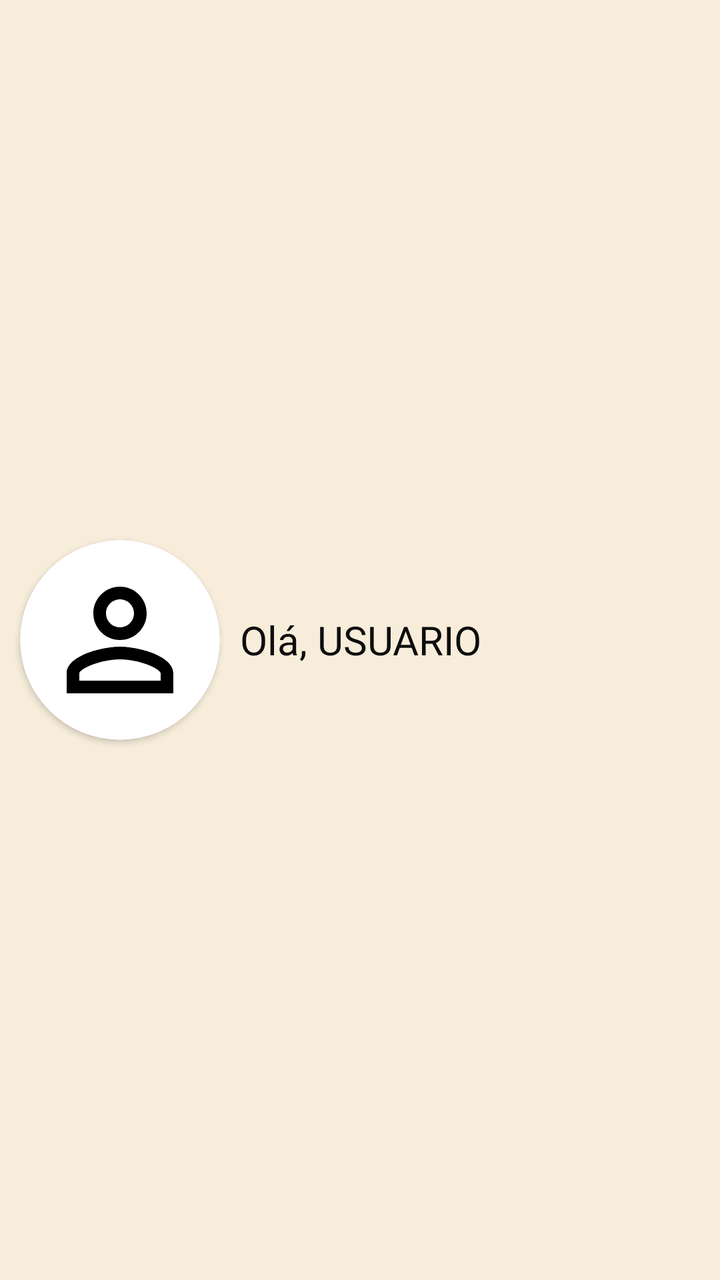
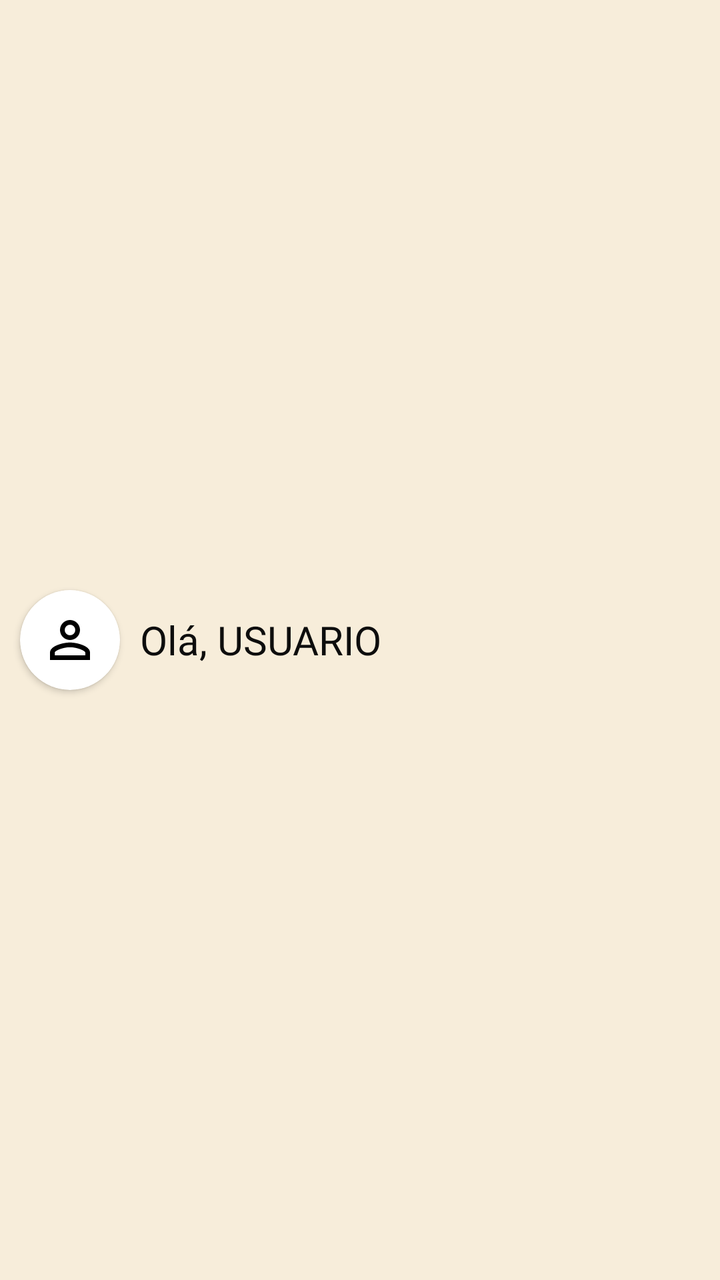

Screens rendered from an Android XML layout before and after an edit, with the pre-edit source and the edit as a unified diff.
<!-- AndroidManifest.xml: application theme Theme.VangustApp -->
<!-- res/layout/header_drawer.xml -->
<LinearLayout xmlns:android="http://schemas.android.com/apk/res/android"
    xmlns:app="http://schemas.android.com/apk/res-auto"
    android:layout_marginTop="50dp"
    android:layout_width="match_parent"
    android:layout_height="110dp"
    android:background="#F7EDDA"
    android:gravity="center_vertical"
    android:orientation="horizontal">

    <androidx.cardview.widget.CardView
        android:layout_width="100dp"
        android:layout_height="100dp"
        android:layout_marginStart="10dp"
        app:cardCornerRadius="100dp">

        <LinearLayout
            android:layout_width="match_parent"
            android:layout_height="match_parent"
            android:padding="10dp">

            <ImageView
                android:layout_width="match_parent"
                android:layout_height="match_parent"
                android:layout_gravity="center_horizontal|center_vertical"
                android:scaleType="fitXY"
                android:src="@drawable/baseline_person_outline" />

        </LinearLayout>

    </androidx.cardview.widget.CardView>

    <TextView
        android:layout_width="wrap_content"
        android:layout_height="wrap_content"
        android:layout_marginLeft="10dp"
        android:fontFamily="@font/oswald_regular"
        android:text="Olá, USUARIO"
        android:textColor="#0D0D0D"
        android:textSize="20sp" />


</LinearLayout>
<!-- resources referenced by this layout -->
<resources>
  <!-- drawable baseline_person_outline (drawable) -->
  <vector xmlns:android="http://schemas.android.com/apk/res/android" android:height="24dp" android:tint="#000000" android:viewportHeight="24" android:viewportWidth="24" android:width="24dp">
        
      <path android:fillColor="@android:color/white" android:pathData="M12,5.9c1.16,0 2.1,0.94 2.1,2.1s-0.94,2.1 -2.1,2.1S9.9,9.16 9.9,8s0.94,-2.1 2.1,-2.1m0,9c2.97,0 6.1,1.46 6.1,2.1v1.1L5.9,18.1L5.9,17c0,-0.64 3.13,-2.1 6.1,-2.1M12,4C9.79,4 8,5.79 8,8s1.79,4 4,4 4,-1.79 4,-4 -1.79,-4 -4,-4zM12,13c-2.67,0 -8,1.34 -8,4v3h16v-3c0,-2.66 -5.33,-4 -8,-4z"/>
      
  </vector>
  <style name="Theme.VangustApp" parent="Base.Theme.VangustApp" />
  <style name="Base.Theme.VangustApp" parent="Theme.Material3.DayNight.NoActionBar">
          
          
      </style>
</resources>

<!-- the commit's change to res/layout/header_drawer.xml (unified diff, before → after) -->
@@ -2,14 +2,14 @@
     xmlns:app="http://schemas.android.com/apk/res-auto"
     android:layout_marginTop="50dp"
     android:layout_width="match_parent"
-    android:layout_height="110dp"
+    android:layout_height="80dp"
     android:background="#F7EDDA"
     android:gravity="center_vertical"
     android:orientation="horizontal">
 
     <androidx.cardview.widget.CardView
-        android:layout_width="100dp"
-        android:layout_height="100dp"
+        android:layout_width="50dp"
+        android:layout_height="50dp"
         android:layout_marginStart="10dp"
         app:cardCornerRadius="100dp">
 
